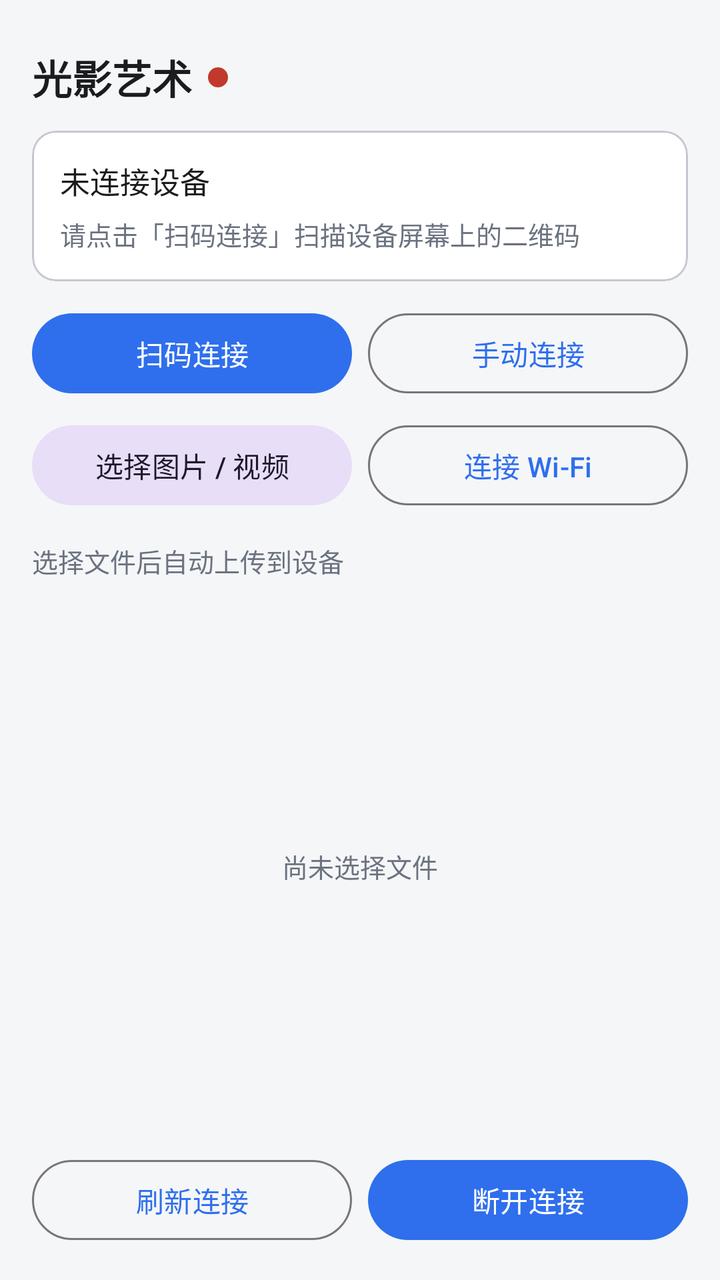
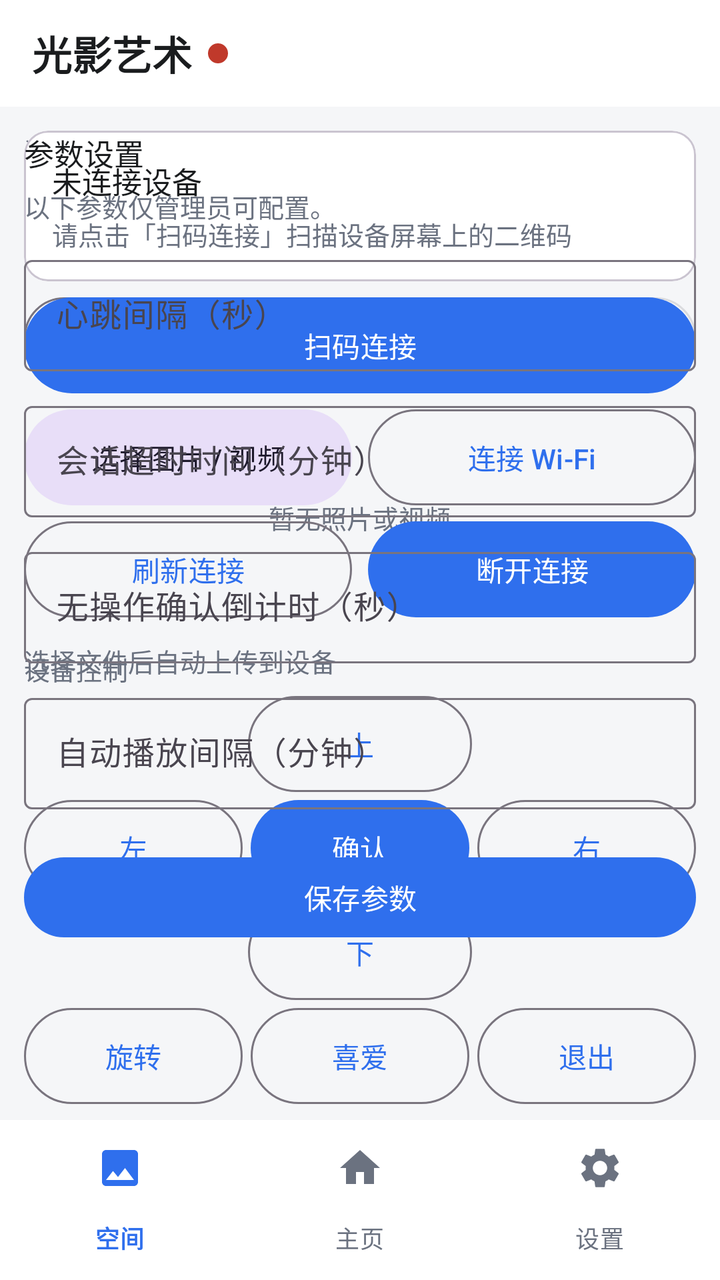

Compare the two renders of this Android layout. The source of the first and the diff that turns it into the second are given below.
<!-- AndroidManifest.xml: application theme Theme.LightShadowArtPhone -->
<!-- res/layout/activity_main.xml -->
<?xml version="1.0" encoding="utf-8"?>
<LinearLayout xmlns:android="http://schemas.android.com/apk/res/android"
    xmlns:app="http://schemas.android.com/apk/res-auto"
    android:layout_width="match_parent"
    android:layout_height="match_parent"
    android:background="@color/surface"
    android:orientation="vertical"
    android:paddingStart="16dp"
    android:paddingTop="24dp"
    android:paddingEnd="16dp"
    android:paddingBottom="16dp">

    <LinearLayout
        android:layout_width="wrap_content"
        android:layout_height="wrap_content"
        android:gravity="center_vertical"
        android:orientation="horizontal">

        <TextView
            style="@style/Text.Title"
            android:layout_width="wrap_content"
            android:layout_height="wrap_content"
            android:text="@string/app_name" />

        
        <View
            android:id="@+id/view_session_dot"
            android:layout_width="10dp"
            android:layout_height="10dp"
            android:layout_marginStart="8dp"
            android:background="@drawable/dot_session" />
    </LinearLayout>

    <com.google.android.material.card.MaterialCardView
        android:layout_width="match_parent"
        android:layout_height="wrap_content"
        android:layout_marginTop="12dp"
        app:cardBackgroundColor="@color/card"
        app:cardCornerRadius="12dp"
        app:cardElevation="0dp">

        <LinearLayout
            android:layout_width="match_parent"
            android:layout_height="wrap_content"
            android:orientation="vertical"
            android:padding="14dp">

            <TextView
                android:id="@+id/tv_device"
                style="@style/Text.Body"
                android:layout_width="match_parent"
                android:layout_height="wrap_content"
                android:text="@string/state_disconnected" />

            <TextView
                android:id="@+id/tv_session"
                style="@style/Text.Hint"
                android:layout_width="match_parent"
                android:layout_height="wrap_content"
                android:layout_marginTop="6dp"
                android:text="@string/state_no_session" />

            <TextView
                android:id="@+id/tv_wifi_hint"
                style="@style/Text.Hint"
                android:layout_width="match_parent"
                android:layout_height="wrap_content"
                android:layout_marginTop="6dp"
                android:visibility="gone" />
        </LinearLayout>
    </com.google.android.material.card.MaterialCardView>

    <LinearLayout
        android:layout_width="match_parent"
        android:layout_height="wrap_content"
        android:layout_marginTop="12dp"
        android:orientation="horizontal">

        <com.google.android.material.button.MaterialButton
            android:id="@+id/btn_scan"
            android:layout_width="0dp"
            android:layout_height="wrap_content"
            android:layout_weight="1"
            android:text="@string/action_scan" />

        <com.google.android.material.button.MaterialButton
            android:id="@+id/btn_manual"
            style="@style/Widget.Material3.Button.OutlinedButton"
            android:layout_width="0dp"
            android:layout_height="wrap_content"
            android:layout_marginStart="8dp"
            android:layout_weight="1"
            android:text="@string/action_manual" />
    </LinearLayout>

    <LinearLayout
        android:layout_width="match_parent"
        android:layout_height="wrap_content"
        android:layout_marginTop="8dp"
        android:orientation="horizontal">

        <com.google.android.material.button.MaterialButton
            android:id="@+id/btn_pick"
            style="@style/Widget.Material3.Button.TonalButton"
            android:layout_width="0dp"
            android:layout_height="wrap_content"
            android:layout_weight="1"
            android:text="@string/action_pick" />

        <com.google.android.material.button.MaterialButton
            android:id="@+id/btn_wifi"
            style="@style/Widget.Material3.Button.OutlinedButton"
            android:layout_width="0dp"
            android:layout_height="wrap_content"
            android:layout_marginStart="8dp"
            android:layout_weight="1"
            android:text="@string/action_wifi" />
    </LinearLayout>

    <TextView
        android:id="@+id/tv_upload_summary"
        style="@style/Text.Hint"
        android:layout_width="match_parent"
        android:layout_height="wrap_content"
        android:layout_marginTop="14dp"
        android:text="@string/upload_summary_empty" />

    <FrameLayout
        android:layout_width="match_parent"
        android:layout_height="0dp"
        android:layout_marginTop="8dp"
        android:layout_weight="1">

        <androidx.recyclerview.widget.RecyclerView
            android:id="@+id/recycler_uploads"
            android:layout_width="match_parent"
            android:layout_height="match_parent"
            android:clipToPadding="false" />

        <TextView
            android:id="@+id/tv_upload_empty"
            style="@style/Text.Hint"
            android:layout_width="wrap_content"
            android:layout_height="wrap_content"
            android:layout_gravity="center"
            android:text="@string/upload_empty" />
    </FrameLayout>

    <LinearLayout
        android:layout_width="match_parent"
        android:layout_height="wrap_content"
        android:layout_marginTop="8dp"
        android:orientation="horizontal">

        <com.google.android.material.button.MaterialButton
            android:id="@+id/btn_refresh"
            style="@style/Widget.Material3.Button.OutlinedButton"
            android:layout_width="0dp"
            android:layout_height="wrap_content"
            android:layout_weight="1"
            android:text="@string/action_refresh" />

        <com.google.android.material.button.MaterialButton
            android:id="@+id/btn_disconnect"
            android:layout_width="0dp"
            android:layout_height="wrap_content"
            android:layout_marginStart="8dp"
            android:layout_weight="1"
            android:text="@string/action_disconnect" />
    </LinearLayout>

</LinearLayout>
<!-- resources referenced by this layout -->
<resources>
  <color name="card">#FFFFFF</color>
  <color name="surface">#F5F6F8</color>
  <!-- drawable dot_session (drawable) -->
  <?xml version="1.0" encoding="utf-8"?>
  <shape xmlns:android="http://schemas.android.com/apk/res/android"
      android:shape="oval">
      <solid android:color="@color/error" />
  </shape>
  <string name="action_disconnect">断开连接</string>
  <string name="action_manual">手动连接</string>
  <string name="action_pick">选择图片 / 视频</string>
  <string name="action_refresh">刷新连接</string>
  <string name="action_scan">扫码连接</string>
  <string name="action_wifi">连接 Wi-Fi</string>
  <string name="app_name">光影艺术</string>
  <string name="state_disconnected">未连接设备</string>
  <string name="state_no_session">请点击「扫码连接」扫描设备屏幕上的二维码</string>
  <string name="upload_empty">尚未选择文件</string>
  <string name="upload_summary_empty">选择文件后自动上传到设备</string>
  <style name="Text.Body" parent="">
          <item name="android:textColor">@color/text_primary</item>
          <item name="android:textSize">15sp</item>
      </style>
  <style name="Text.Hint" parent="">
          <item name="android:textColor">@color/text_secondary</item>
          <item name="android:textSize">13sp</item>
      </style>
  <style name="Text.Title" parent="">
          <item name="android:textColor">@color/text_primary</item>
          <item name="android:textSize">20sp</item>
          <item name="android:textStyle">bold</item>
      </style>
  <style name="Theme.LightShadowArtPhone" parent="Theme.Material3.Light.NoActionBar">
          <item name="colorPrimary">@color/primary</item>
          <item name="colorOnPrimary">#FFFFFF</item>
          <item name="android:colorBackground">@color/surface</item>
          <item name="android:statusBarColor">@color/card</item>
      </style>
  <color name="error">#C0392B</color>
  <color name="text_primary">#1A1C1E</color>
  <color name="text_secondary">#6B7280</color>
  <color name="primary">#2F6FED</color>
</resources>

<!-- the commit's change to res/layout/activity_main.xml (unified diff, before → after) -->
@@ -4,17 +4,19 @@
     android:layout_width="match_parent"
     android:layout_height="match_parent"
     android:background="@color/surface"
-    android:orientation="vertical"
-    android:paddingStart="16dp"
-    android:paddingTop="24dp"
-    android:paddingEnd="16dp"
-    android:paddingBottom="16dp">
-
-    <LinearLayout
-        android:layout_width="wrap_content"
-        android:layout_height="wrap_content"
+    android:orientation="vertical">
+
+    
+    <LinearLayout
+        android:layout_width="match_parent"
+        android:layout_height="wrap_content"
+        android:background="@color/card"
         android:gravity="center_vertical"
-        android:orientation="horizontal">
+        android:orientation="horizontal"
+        android:paddingStart="16dp"
+        android:paddingTop="12dp"
+        android:paddingEnd="16dp"
+        android:paddingBottom="12dp">
 
         <TextView
             style="@style/Text.Title"
@@ -22,7 +24,6 @@
             android:layout_height="wrap_content"
             android:text="@string/app_name" />
 
-        
         <View
             android:id="@+id/view_session_dot"
             android:layout_width="10dp"
@@ -31,10 +32,306 @@
             android:background="@drawable/dot_session" />
     </LinearLayout>
 
+    
+    <FrameLayout
+        android:layout_width="match_parent"
+        android:layout_height="0dp"
+        android:layout_weight="1">
+
+        <include
+            android:id="@+id/view_space"
+            layout="@layout/view_space"
+            android:layout_width="match_parent"
+            android:layout_height="match_parent" />
+
+        <include
+            android:id="@+id/view_home"
+            layout="@layout/view_home"
+            android:layout_width="match_parent"
+            android:layout_height="match_parent" />
+
+        <include
+            android:id="@+id/view_settings"
+            layout="@layout/view_settings"
+            android:layout_width="match_parent"
+            android:layout_height="match_parent" />
+    </FrameLayout>
+
+    
+    <com.google.android.material.bottomnavigation.BottomNavigationView
+        android:id="@+id/bottom_nav"
+        android:layout_width="match_parent"
+        android:layout_height="wrap_content"
+        android:background="@color/card"
+        app:itemIconTint="@color/nav_item_tint"
+        app:itemTextColor="@color/nav_item_tint"
+        app:labelVisibilityMode="labeled"
+        app:menu="@menu/menu_bottom_nav" />
+
+</LinearLayout>
+<!-- res/layout/view_space.xml (included above) -->
+<?xml version="1.0" encoding="utf-8"?>
+<LinearLayout xmlns:android="http://schemas.android.com/apk/res/android"
+    android:layout_width="match_parent"
+    android:layout_height="match_parent"
+    android:orientation="vertical"
+    android:paddingStart="12dp"
+    android:paddingTop="12dp"
+    android:paddingEnd="12dp"
+    android:paddingBottom="8dp">
+
+    <TextView
+        style="@style/Text.Hint"
+        android:layout_width="wrap_content"
+        android:layout_height="wrap_content"
+        android:text="@string/space_browse_mode" />
+
+    <RadioGroup
+        android:id="@+id/group_browse_mode"
+        android:layout_width="match_parent"
+        android:layout_height="wrap_content"
+        android:layout_marginTop="4dp"
+        android:orientation="horizontal">
+
+        <RadioButton
+            android:id="@+id/radio_immersive"
+            android:layout_width="wrap_content"
+            android:layout_height="wrap_content"
+            android:checked="true"
+            android:text="@string/space_mode_immersive" />
+
+        <RadioButton
+            android:id="@+id/radio_date"
+            android:layout_width="wrap_content"
+            android:layout_height="wrap_content"
+            android:layout_marginStart="8dp"
+            android:text="@string/space_mode_date" />
+
+        <RadioButton
+            android:id="@+id/radio_favourite"
+            android:layout_width="wrap_content"
+            android:layout_height="wrap_content"
+            android:layout_marginStart="8dp"
+            android:text="@string/space_mode_favourite" />
+    </RadioGroup>
+
+    <LinearLayout
+        android:layout_width="match_parent"
+        android:layout_height="wrap_content"
+        android:layout_marginTop="8dp"
+        android:orientation="horizontal">
+
+        <com.google.android.material.button.MaterialButton
+            android:id="@+id/btn_space_refresh"
+            style="@style/Widget.Material3.Button.OutlinedButton"
+            android:layout_width="0dp"
+            android:layout_height="wrap_content"
+            android:layout_weight="1"
+            android:text="@string/space_refresh" />
+
+        <com.google.android.material.button.MaterialButton
+            android:id="@+id/btn_space_select"
+            style="@style/Widget.Material3.Button.OutlinedButton"
+            android:layout_width="0dp"
+            android:layout_height="wrap_content"
+            android:layout_marginStart="8dp"
+            android:layout_weight="1"
+            android:text="@string/space_select" />
+
+        <com.google.android.material.button.MaterialButton
+            android:id="@+id/btn_space_delete"
+            style="@style/Widget.Material3.Button.OutlinedButton"
+            android:layout_width="0dp"
+            android:layout_height="wrap_content"
+            android:layout_marginStart="8dp"
+            android:layout_weight="1"
+            android:enabled="false"
+            android:text="@string/space_delete" />
+    </LinearLayout>
+
+    <FrameLayout
+        android:layout_width="match_parent"
+        android:layout_height="0dp"
+        android:layout_marginTop="8dp"
+        android:layout_weight="1">
+
+        <androidx.recyclerview.widget.RecyclerView
+            android:id="@+id/recycler_media"
+            android:layout_width="match_parent"
+            android:layout_height="match_parent"
+            android:clipToPadding="false" />
+
+        <TextView
+            android:id="@+id/tv_media_empty"
+            style="@style/Text.Hint"
+            android:layout_width="wrap_content"
+            android:layout_height="wrap_content"
+            android:layout_gravity="center"
+            android:text="@string/space_empty" />
+    </FrameLayout>
+
+    <TextView
+        style="@style/Text.Hint"
+        android:layout_width="wrap_content"
+        android:layout_height="wrap_content"
+        android:layout_marginTop="8dp"
+        android:text="@string/space_control" />
+
+    <LinearLayout
+        android:layout_width="match_parent"
+        android:layout_height="wrap_content"
+        android:layout_marginTop="4dp"
+        android:orientation="horizontal">
+
+        <Space
+            android:layout_width="0dp"
+            android:layout_height="1dp"
+            android:layout_weight="1" />
+
+        <com.google.android.material.button.MaterialButton
+            android:id="@+id/btn_ctrl_up"
+            style="@style/Widget.Material3.Button.OutlinedButton"
+            android:layout_width="0dp"
+            android:layout_height="wrap_content"
+            android:layout_weight="1"
+            android:insetTop="0dp"
+            android:insetBottom="0dp"
+            android:minWidth="0dp"
+            android:text="@string/space_control_up" />
+
+        <Space
+            android:layout_width="0dp"
+            android:layout_height="1dp"
+            android:layout_weight="1" />
+    </LinearLayout>
+
+    <LinearLayout
+        android:layout_width="match_parent"
+        android:layout_height="wrap_content"
+        android:layout_marginTop="4dp"
+        android:orientation="horizontal">
+
+        <com.google.android.material.button.MaterialButton
+            android:id="@+id/btn_ctrl_left"
+            style="@style/Widget.Material3.Button.OutlinedButton"
+            android:layout_width="0dp"
+            android:layout_height="wrap_content"
+            android:layout_weight="1"
+            android:insetTop="0dp"
+            android:insetBottom="0dp"
+            android:minWidth="0dp"
+            android:text="@string/space_control_left" />
+
+        <com.google.android.material.button.MaterialButton
+            android:id="@+id/btn_ctrl_confirm"
+            android:layout_width="0dp"
+            android:layout_height="wrap_content"
+            android:layout_marginStart="4dp"
+            android:layout_weight="1"
+            android:insetTop="0dp"
+            android:insetBottom="0dp"
+            android:minWidth="0dp"
+            android:text="@string/space_control_confirm" />
+
+        <com.google.android.material.button.MaterialButton
+            android:id="@+id/btn_ctrl_right"
+            style="@style/Widget.Material3.Button.OutlinedButton"
+            android:layout_width="0dp"
+            android:layout_height="wrap_content"
+            android:layout_marginStart="4dp"
+            android:layout_weight="1"
+            android:insetTop="0dp"
+            android:insetBottom="0dp"
+            android:minWidth="0dp"
+            android:text="@string/space_control_right" />
+    </LinearLayout>
+
+    <LinearLayout
+        android:layout_width="match_parent"
+        android:layout_height="wrap_content"
+        android:layout_marginTop="4dp"
+        android:orientation="horizontal">
+
+        <Space
+            android:layout_width="0dp"
+            android:layout_height="1dp"
+            android:layout_weight="1" />
+
+        <com.google.android.material.button.MaterialButton
+            android:id="@+id/btn_ctrl_down"
+            style="@style/Widget.Material3.Button.OutlinedButton"
+            android:layout_width="0dp"
+            android:layout_height="wrap_content"
+            android:layout_weight="1"
+            android:insetTop="0dp"
+            android:insetBottom="0dp"
+            android:minWidth="0dp"
+            android:text="@string/space_control_down" />
+
+        <Space
+            android:layout_width="0dp"
+            android:layout_height="1dp"
+            android:layout_weight="1" />
+    </LinearLayout>
+
+    <LinearLayout
+        android:layout_width="match_parent"
+        android:layout_height="wrap_content"
+        android:layout_marginTop="4dp"
+        android:orientation="horizontal">
+
+        <com.google.android.material.button.MaterialButton
+            android:id="@+id/btn_ctrl_rotate"
+            style="@style/Widget.Material3.Button.OutlinedButton"
+            android:layout_width="0dp"
+            android:layout_height="wrap_content"
+            android:layout_weight="1"
+            android:insetTop="0dp"
+            android:insetBottom="0dp"
+            android:minWidth="0dp"
+            android:text="@string/space_control_rotate" />
+
+        <com.google.android.material.button.MaterialButton
+            android:id="@+id/btn_ctrl_favourite"
+            style="@style/Widget.Material3.Button.OutlinedButton"
+            android:layout_width="0dp"
+            android:layout_height="wrap_content"
+            android:layout_marginStart="4dp"
+            android:layout_weight="1"
+            android:insetTop="0dp"
+            android:insetBottom="0dp"
+            android:minWidth="0dp"
+            android:text="@string/space_favourite" />
+
+        <com.google.android.material.button.MaterialButton
+            android:id="@+id/btn_ctrl_exit"
+            style="@style/Widget.Material3.Button.OutlinedButton"
+            android:layout_width="0dp"
+            android:layout_height="wrap_content"
+            android:layout_marginStart="4dp"
+            android:layout_weight="1"
+            android:insetTop="0dp"
+            android:insetBottom="0dp"
+            android:minWidth="0dp"
+            android:text="@string/space_control_exit" />
+    </LinearLayout>
+
+</LinearLayout>
+<!-- res/layout/view_home.xml (included above) -->
+<?xml version="1.0" encoding="utf-8"?>
+<LinearLayout xmlns:android="http://schemas.android.com/apk/res/android"
+    xmlns:app="http://schemas.android.com/apk/res-auto"
+    android:layout_width="match_parent"
+    android:layout_height="match_parent"
+    android:orientation="vertical"
+    android:paddingStart="12dp"
+    android:paddingTop="12dp"
+    android:paddingEnd="12dp"
+    android:paddingBottom="8dp">
+
     <com.google.android.material.card.MaterialCardView
         android:layout_width="match_parent"
         android:layout_height="wrap_content"
-        android:layout_marginTop="12dp"
         app:cardBackgroundColor="@color/card"
         app:cardCornerRadius="12dp"
         app:cardElevation="0dp">
@@ -73,7 +370,7 @@
     <LinearLayout
         android:layout_width="match_parent"
         android:layout_height="wrap_content"
-        android:layout_marginTop="12dp"
+        android:layout_marginTop="8dp"
         android:orientation="horizontal">
 
         <com.google.android.material.button.MaterialButton
@@ -81,16 +378,9 @@
             android:layout_width="0dp"
             android:layout_height="wrap_content"
             android:layout_weight="1"
+            android:insetTop="0dp"
+            android:insetBottom="0dp"
             android:text="@string/action_scan" />
-
-        <com.google.android.material.button.MaterialButton
-            android:id="@+id/btn_manual"
-            style="@style/Widget.Material3.Button.OutlinedButton"
-            android:layout_width="0dp"
-            android:layout_height="wrap_content"
-            android:layout_marginStart="8dp"
-            android:layout_weight="1"
-            android:text="@string/action_manual" />
     </LinearLayout>
 
     <LinearLayout
@@ -105,6 +395,8 @@
             android:layout_width="0dp"
             android:layout_height="wrap_content"
             android:layout_weight="1"
+            android:insetTop="0dp"
+            android:insetBottom="0dp"
             android:text="@string/action_pick" />
 
         <com.google.android.material.button.MaterialButton
@@ -114,21 +406,61 @@
             android:layout_height="wrap_content"
             android:layout_marginStart="8dp"
             android:layout_weight="1"
+            android:insetTop="0dp"
+            android:insetBottom="0dp"
             android:text="@string/action_wifi" />
     </LinearLayout>
+
+    <LinearLayout
+        android:layout_width="match_parent"
+        android:layout_height="wrap_content"
+        android:layout_marginTop="8dp"
+        android:orientation="horizontal">
+
+        <com.google.android.material.button.MaterialButton
+            android:id="@+id/btn_refresh"
+            style="@style/Widget.Material3.Button.OutlinedButton"
+            android:layout_width="0dp"
+            android:layout_height="wrap_content"
+            android:layout_weight="1"
+            android:insetTop="0dp"
+            android:insetBottom="0dp"
+            android:text="@string/action_refresh" />
+
+        <com.google.android.material.button.MaterialButton
+            android:id="@+id/btn_disconnect"
+            android:layout_width="0dp"
+            android:layout_height="wrap_content"
+            android:layout_marginStart="8dp"
+            android:layout_weight="1"
+            android:insetTop="0dp"
+            android:insetBottom="0dp"
+            android:text="@string/action_disconnect" />
+    </LinearLayout>
+
+    <com.google.android.material.button.MaterialButton
+        android:id="@+id/btn_studio_folder"
+        style="@style/Widget.Material3.Button.OutlinedButton"
+        android:layout_width="match_parent"
+        android:layout_height="wrap_content"
+        android:layout_marginTop="8dp"
+        android:insetTop="0dp"
+        android:insetBottom="0dp"
+        android:text="@string/action_studio_folder"
+        android:visibility="gone" />
 
     <TextView
         android:id="@+id/tv_upload_summary"
         style="@style/Text.Hint"
         android:layout_width="match_parent"
         android:layout_height="wrap_content"
-        android:layout_marginTop="14dp"
+        android:layout_marginTop="12dp"
         android:text="@string/upload_summary_empty" />
 
     <FrameLayout
         android:layout_width="match_parent"
         android:layout_height="0dp"
-        android:layout_marginTop="8dp"
+        android:layout_marginTop="6dp"
         android:layout_weight="1">
 
         <androidx.recyclerview.widget.RecyclerView
@@ -146,27 +478,99 @@
             android:text="@string/upload_empty" />
     </FrameLayout>
 
-    <LinearLayout
-        android:layout_width="match_parent"
-        android:layout_height="wrap_content"
-        android:layout_marginTop="8dp"
-        android:orientation="horizontal">
-
-        <com.google.android.material.button.MaterialButton
-            android:id="@+id/btn_refresh"
-            style="@style/Widget.Material3.Button.OutlinedButton"
-            android:layout_width="0dp"
-            android:layout_height="wrap_content"
-            android:layout_weight="1"
-            android:text="@string/action_refresh" />
-
-        <com.google.android.material.button.MaterialButton
-            android:id="@+id/btn_disconnect"
-            android:layout_width="0dp"
-            android:layout_height="wrap_content"
-            android:layout_marginStart="8dp"
-            android:layout_weight="1"
-            android:text="@string/action_disconnect" />
-    </LinearLayout>
-
 </LinearLayout>
+<!-- res/layout/view_settings.xml (included above) -->
+<?xml version="1.0" encoding="utf-8"?>
+<ScrollView xmlns:android="http://schemas.android.com/apk/res/android"
+    android:layout_width="match_parent"
+    android:layout_height="match_parent"
+    android:fillViewport="true">
+
+    <LinearLayout
+        android:layout_width="match_parent"
+        android:layout_height="wrap_content"
+        android:orientation="vertical"
+        android:paddingStart="12dp"
+        android:paddingTop="12dp"
+        android:paddingEnd="12dp"
+        android:paddingBottom="12dp">
+
+        <TextView
+            style="@style/Text.Body"
+            android:layout_width="match_parent"
+            android:layout_height="wrap_content"
+            android:text="@string/settings_title" />
+
+        <TextView
+            android:id="@+id/tv_settings_hint"
+            style="@style/Text.Hint"
+            android:layout_width="match_parent"
+            android:layout_height="wrap_content"
+            android:layout_marginTop="6dp"
+            android:text="@string/settings_admin_hint" />
+
+        <com.google.android.material.textfield.TextInputLayout
+            style="@style/Widget.Material3.TextInputLayout.OutlinedBox"
+            android:layout_width="match_parent"
+            android:layout_height="wrap_content"
+            android:layout_marginTop="12dp"
+            android:hint="@string/settings_heartbeat">
+
+            <com.google.android.material.textfield.TextInputEditText
+                android:id="@+id/et_heartbeat"
+                android:layout_width="match_parent"
+                android:layout_height="wrap_content"
+                android:inputType="number" />
+        </com.google.android.material.textfield.TextInputLayout>
+
+        <com.google.android.material.textfield.TextInputLayout
+            style="@style/Widget.Material3.TextInputLayout.OutlinedBox"
+            android:layout_width="match_parent"
+            android:layout_height="wrap_content"
+            android:layout_marginTop="12dp"
+            android:hint="@string/settings_session_timeout">
+
+            <com.google.android.material.textfield.TextInputEditText
+                android:id="@+id/et_session_timeout"
+                android:layout_width="match_parent"
+                android:layout_height="wrap_content"
+                android:inputType="number" />
+        </com.google.android.material.textfield.TextInputLayout>
+
+        <com.google.android.material.textfield.TextInputLayout
+            style="@style/Widget.Material3.TextInputLayout.OutlinedBox"
+            android:layout_width="match_parent"
+            android:layout_height="wrap_content"
+            android:layout_marginTop="12dp"
+            android:hint="@string/settings_no_op_countdown">
+
+            <com.google.android.material.textfield.TextInputEditText
+                android:id="@+id/et_no_op_countdown"
+                android:layout_width="match_parent"
+                android:layout_height="wrap_content"
+                android:inputType="number" />
+        </com.google.android.material.textfield.TextInputLayout>
+
+        <com.google.android.material.textfield.TextInputLayout
+            style="@style/Widget.Material3.TextInputLayout.OutlinedBox"
+            android:layout_width="match_parent"
+            android:layout_height="wrap_content"
+            android:layout_marginTop="12dp"
+            android:hint="@string/settings_auto_play">
+
+            <com.google.android.material.textfield.TextInputEditText
+                android:id="@+id/et_auto_play"
+                android:layout_width="match_parent"
+                android:layout_height="wrap_content"
+                android:inputType="number" />
+        </com.google.android.material.textfield.TextInputLayout>
+
+        <com.google.android.material.button.MaterialButton
+            android:id="@+id/btn_settings_save"
+            android:layout_width="match_parent"
+            android:layout_height="wrap_content"
+            android:layout_marginTop="20dp"
+            android:text="@string/settings_save" />
+
+    </LinearLayout>
+</ScrollView>
<!-- resource entries referenced after the edit -->
@@ -9,12 +9,36 @@
       <solid android:color="@color/error" />
   </shape>
   <string name="action_disconnect">断开连接</string>
-  <string name="action_manual">手动连接</string>
   <string name="action_pick">选择图片 / 视频</string>
   <string name="action_refresh">刷新连接</string>
   <string name="action_scan">扫码连接</string>
+  <string name="action_studio_folder">新建客户文件夹</string>
   <string name="action_wifi">连接 Wi-Fi</string>
   <string name="app_name">光影艺术</string>
+  <string name="settings_admin_hint">以下参数仅管理员可配置。</string>
+  <string name="settings_auto_play">自动播放间隔（分钟）</string>
+  <string name="settings_heartbeat">心跳间隔（秒）</string>
+  <string name="settings_no_op_countdown">无操作确认倒计时（秒）</string>
+  <string name="settings_save">保存参数</string>
+  <string name="settings_session_timeout">会话超时时间（分钟）</string>
+  <string name="settings_title">参数设置</string>
+  <string name="space_browse_mode">浏览模式</string>
+  <string name="space_control">设备控制</string>
+  <string name="space_control_confirm">确认</string>
+  <string name="space_control_down">下</string>
+  <string name="space_control_exit">退出</string>
+  <string name="space_control_left">左</string>
+  <string name="space_control_right">右</string>
+  <string name="space_control_rotate">旋转</string>
+  <string name="space_control_up">上</string>
+  <string name="space_delete">删除</string>
+  <string name="space_empty">暂无照片或视频</string>
+  <string name="space_favourite">喜爱</string>
+  <string name="space_mode_date">日期视图</string>
+  <string name="space_mode_favourite">喜爱视图</string>
+  <string name="space_mode_immersive">沉浸视图</string>
+  <string name="space_refresh">刷新</string>
+  <string name="space_select">选择</string>
   <string name="state_disconnected">未连接设备</string>
   <string name="state_no_session">请点击「扫码连接」扫描设备屏幕上的二维码</string>
   <string name="upload_empty">尚未选择文件</string>
